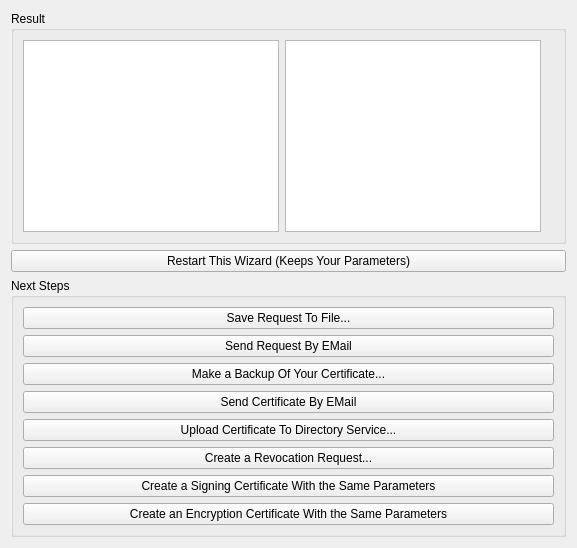
First picture: the form in newcertificatewizard/resultpage.ui, repository sensama/kleopatra, before the edit.
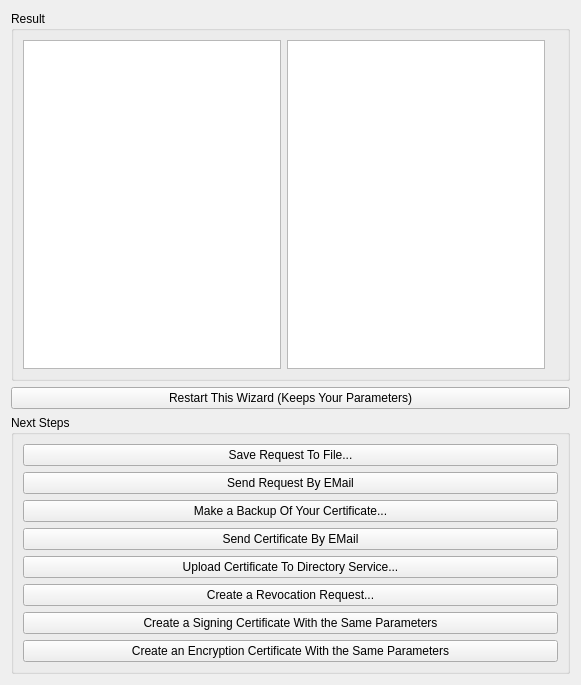
Second picture: the form after the edit. Custom widgets are drawn as their Qt base class.

Commit message: Set sub/title depending on actual result.

Patch:
```diff
--- a/newcertificatewizard/resultpage.ui
+++ b/newcertificatewizard/resultpage.ui
@@ -1,11 +1,13 @@
 <ui version="4.0" >
  <class>Kleo::NewCertificateUi::ResultPage</class>
  <widget class="QWizardPage" name="Kleo::NewCertificateUi::ResultPage" >
-  <property name="title" >
-   <string comment="@title" >Key Pair Successfully Created</string>
-  </property>
-  <property name="subTitle" >
-   <string>Your new key pair was created successfully. Please find below details on the result and some suggested next steps.</string>
+  <property name="geometry" >
+   <rect>
+    <x>0</x>
+    <y>0</y>
+    <width>581</width>
+    <height>685</height>
+   </rect>
   </property>
   <layout class="QVBoxLayout" name="verticalLayout" >
    <item>
```
The commit also changes 1 other file.
